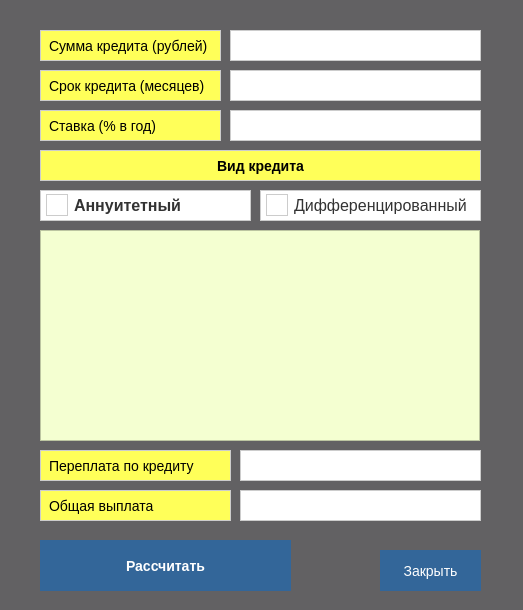
Qt form src/Calculator/calculator/view/calculator/credit.ui (HV220/SmartCalculator) before a commit.
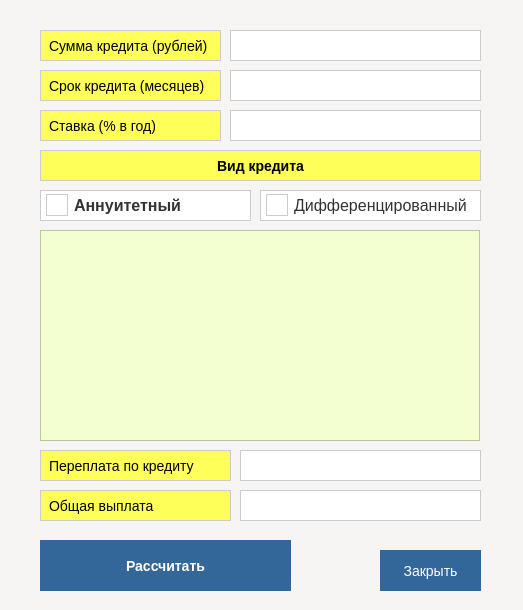
The same form after that commit.

Commit message: prefinal version 1.0, common clearing, ui changed

```diff
--- a/src/Calculator/calculator/view/calculator/credit.ui
+++ b/src/Calculator/calculator/view/calculator/credit.ui
@@ -33,7 +33,7 @@
   </property>
   <property name="styleSheet">
    <string notr="true">QDialog{
-        background-color: rgba(93, 92, 94, 209);
+        background-color: rgb(246, 245, 244);
 }</string>
   </property>
   <widget class="QRadioButton" name="radioButton_diff">
```
The commit also changes 4 other files.
